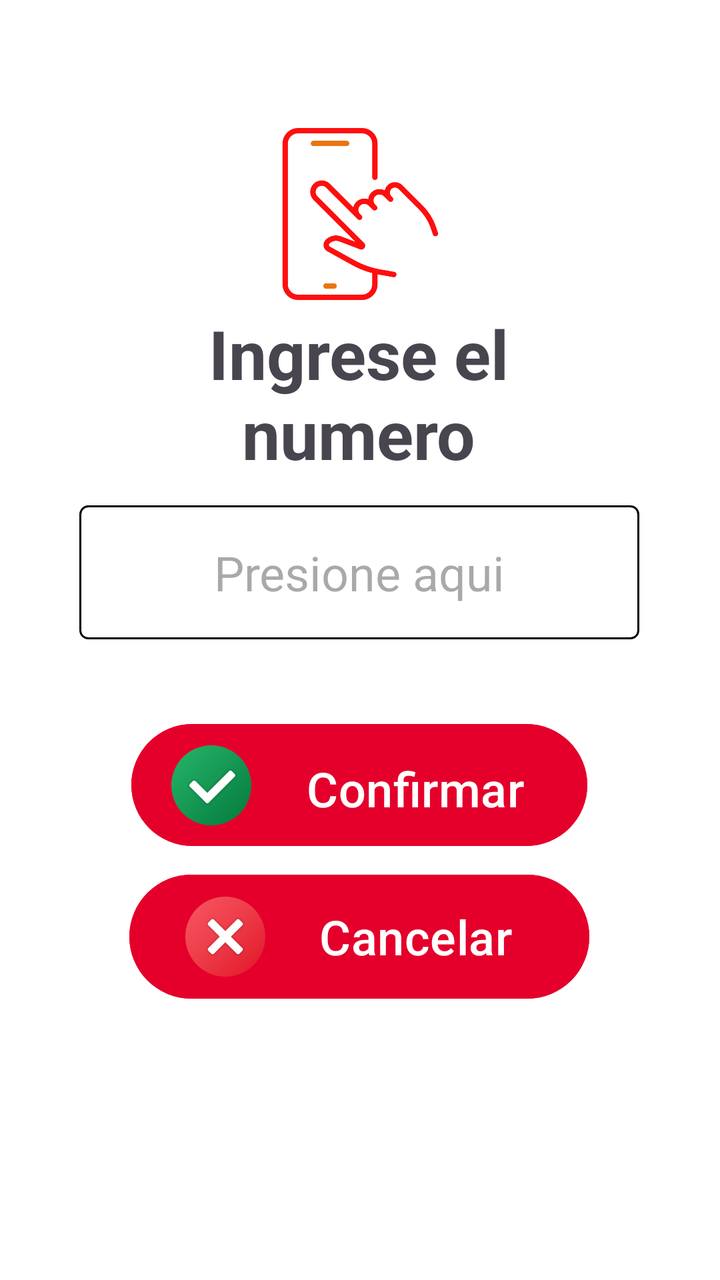
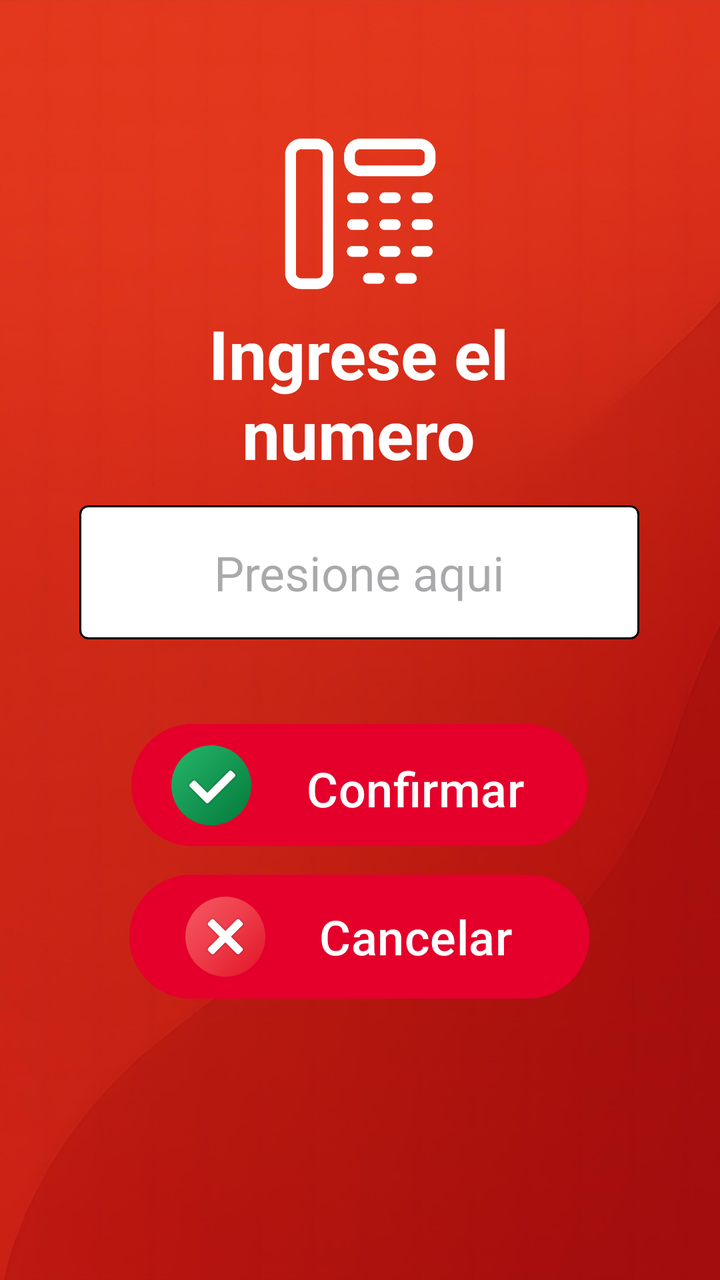

Compare the two renders of this Android layout. The source of the first and the diff that turns it into the second are given below.
<!-- AndroidManifest.xml: application theme Theme.ClaroRecargasApp -->
<!-- res/layout/activity_ingreso_datos_cliente.xml -->
<?xml version="1.0" encoding="utf-8"?>
<androidx.constraintlayout.widget.ConstraintLayout xmlns:android="http://schemas.android.com/apk/res/android"
    xmlns:app="http://schemas.android.com/apk/res-auto"
    xmlns:tools="http://schemas.android.com/tools"
    android:id="@+id/main"
    android:layout_width="match_parent"
    android:layout_height="match_parent"
    android:background="#FFFFFF"
    tools:context=".IngresoDatosCliente">

    <ImageView
        android:id="@+id/imageView"
        android:layout_width="99dp"
        android:layout_height="86dp"
        android:layout_marginTop="64dp"
        app:layout_constraintEnd_toEndOf="parent"
        app:layout_constraintStart_toStartOf="parent"
        app:layout_constraintTop_toTopOf="parent"
        app:srcCompat="@drawable/datostelefonocliente" />

    <TextView
        android:id="@+id/textView"
        android:layout_width="174dp"
        android:layout_height="92dp"
        android:layout_gravity="center"
        android:gravity="center"
        android:text="Ingrese el numero"
        android:textAlignment="center"
        android:textSize="34sp"
        android:textStyle="bold"
        app:layout_constraintBottom_toBottomOf="parent"
        app:layout_constraintEnd_toEndOf="parent"
        app:layout_constraintHorizontal_bias="0.497"
        app:layout_constraintStart_toStartOf="parent"
        app:layout_constraintTop_toTopOf="parent"
        app:layout_constraintVertical_bias="0.275" />

    <EditText
        android:id="@+id/etPhoneNumber"
        android:layout_width="280dp"
        android:layout_height="67dp"
        android:background="@drawable/spinner_border"
        android:ems="10"
        android:hint="Presione aqui"
        android:inputType="phone"
        android:padding="16dp"
        android:textAlignment="center"
        android:textSize="24sp"
        app:layout_constraintBottom_toBottomOf="parent"
        app:layout_constraintEnd_toEndOf="parent"
        app:layout_constraintHorizontal_bias="0.496"
        app:layout_constraintStart_toStartOf="parent"
        app:layout_constraintTop_toTopOf="parent"
        app:layout_constraintVertical_bias="0.441" />

    <Button
        android:id="@+id/btnConfirmar"
        android:layout_width="228dp"
        android:layout_height="69dp"
        android:backgroundTint="#E4002B"
        android:drawableLeft="@drawable/botonconfirmar"
        android:padding="16dp"
        android:text="Confirmar"
        android:textSize="24sp"
        app:layout_constraintBottom_toBottomOf="parent"
        app:layout_constraintEnd_toEndOf="parent"
        app:layout_constraintHorizontal_bias="0.497"
        app:layout_constraintStart_toStartOf="parent"
        app:layout_constraintTop_toTopOf="parent"
        app:layout_constraintVertical_bias="0.627" />

    <Button
        android:id="@+id/btnCancelar"
        android:layout_width="230dp"
        android:layout_height="70dp"
        android:backgroundTint="#E4002B"
        android:drawableLeft="@drawable/btncancelar"
        android:text="Cancelar"
        android:textSize="24sp"
        app:layout_constraintBottom_toBottomOf="parent"
        app:layout_constraintEnd_toEndOf="parent"
        app:layout_constraintHorizontal_bias="0.497"
        app:layout_constraintStart_toStartOf="parent"
        app:layout_constraintTop_toTopOf="parent"
        app:layout_constraintVertical_bias="0.76" />


</androidx.constraintlayout.widget.ConstraintLayout>
<!-- resources referenced by this layout -->
<resources>
  <!-- drawable botonconfirmar (drawable) -->
  <vector xmlns:android="http://schemas.android.com/apk/res/android"
      xmlns:aapt="http://schemas.android.com/aapt"
      android:width="48dp"
      android:height="48dp"
      android:viewportWidth="48"
      android:viewportHeight="48">
    <path
        android:pathData="M44,24c0,11.045 -8.955,20 -20,20S4,35.045 4,24S12.955,4 24,4S44,12.955 44,24z">
      <aapt:attr name="android:fillColor">
        <gradient 
            android:startX="9.858"
            android:startY="9.858"
            android:endX="38.142"
            android:endY="38.142"
            android:type="linear">
          <item android:offset="0" android:color="#FF21AD64"/>
          <item android:offset="1" android:color="#FF088242"/>
        </gradient>
      </aapt:attr>
    </path>
    <path
        android:fillColor="#FF000000"
        android:pathData="M32.172,16.172L22,26.344l-5.172,-5.172c-0.781,-0.781 -2.047,-0.781 -2.828,0l-1.414,1.414c-0.781,0.781 -0.781,2.047 0,2.828l8,8c0.781,0.781 2.047,0.781 2.828,0l13,-13c0.781,-0.781 0.781,-2.047 0,-2.828L35,16.172C34.219,15.391 32.953,15.391 32.172,16.172z"
        android:strokeAlpha="0.05"
        android:fillAlpha="0.05"/>
    <path
        android:fillColor="#FF000000"
        android:pathData="M20.939,33.061l-8,-8c-0.586,-0.586 -0.586,-1.536 0,-2.121l1.414,-1.414c0.586,-0.586 1.536,-0.586 2.121,0L22,27.051l10.525,-10.525c0.586,-0.586 1.536,-0.586 2.121,0l1.414,1.414c0.586,0.586 0.586,1.536 0,2.121l-13,13C22.475,33.646 21.525,33.646 20.939,33.061z"
        android:strokeAlpha="0.07"
        android:fillAlpha="0.07"/>
    <path
        android:pathData="M21.293,32.707l-8,-8c-0.391,-0.391 -0.391,-1.024 0,-1.414l1.414,-1.414c0.391,-0.391 1.024,-0.391 1.414,0L22,27.758l10.879,-10.879c0.391,-0.391 1.024,-0.391 1.414,0l1.414,1.414c0.391,0.391 0.391,1.024 0,1.414l-13,13C22.317,33.098 21.683,33.098 21.293,32.707z"
        android:fillColor="#FFFFFF"/>
  </vector>
  <!-- drawable btncancelar: vector/xml drawable (drawable, 2525 chars, omitted) -->
  <!-- drawable datostelefonocliente: png bitmap (drawable, 17987 bytes) -->
  <!-- drawable spinner_border (drawable) -->
  <?xml version="1.0" encoding="utf-8"?>
  <shape xmlns:android="http://schemas.android.com/apk/res/android">
      <solid android:color="#FFFFFF" /> 
      <stroke
          android:width="1dp"
          android:color="#000000" /> 
      <corners android:radius="4dp"/> 
      <padding
          android:left="4dp"
          android:top="4dp"
          android:right="4dp"
          android:bottom="4dp" />
  </shape>
  <style name="Theme.ClaroRecargasApp" parent="Base.Theme.ClaroRecargasApp">
          
          <item name="android:windowFullscreen">true</item>
      </style>
  <style name="Base.Theme.ClaroRecargasApp" parent="Theme.Material3.DayNight.NoActionBar">
          
          
      </style>
</resources>

<!-- the commit's change to res/layout/activity_ingreso_datos_cliente.xml (unified diff, before → after) -->
@@ -5,8 +5,18 @@
     android:id="@+id/main"
     android:layout_width="match_parent"
     android:layout_height="match_parent"
-    android:background="#FFFFFF"
     tools:context=".IngresoDatosCliente">
+
+    <ImageView
+        android:id="@+id/backgroundImage"
+        android:layout_width="0dp"
+        android:layout_height="0dp"
+        android:scaleType="centerCrop"
+        android:src="@drawable/fondoapp"
+        app:layout_constraintTop_toTopOf="parent"
+        app:layout_constraintBottom_toBottomOf="parent"
+        app:layout_constraintStart_toStartOf="parent"
+        app:layout_constraintEnd_toEndOf="parent" />
 
     <ImageView
         android:id="@+id/imageView"
@@ -16,7 +26,7 @@
         app:layout_constraintEnd_toEndOf="parent"
         app:layout_constraintStart_toStartOf="parent"
         app:layout_constraintTop_toTopOf="parent"
-        app:srcCompat="@drawable/datostelefonocliente" />
+        app:srcCompat="@drawable/icon_numerotelefonico" />
 
     <TextView
         android:id="@+id/textView"
@@ -25,6 +35,7 @@
         android:layout_gravity="center"
         android:gravity="center"
         android:text="Ingrese el numero"
+        android:textColor="#FFFFFF"
         android:textAlignment="center"
         android:textSize="34sp"
         android:textStyle="bold"
<!-- resource entries referenced after the edit -->
@@ -36,7 +36,8 @@
         android:fillColor="#FFFFFF"/>
   </vector>
   <!-- drawable btncancelar: vector/xml drawable (drawable, 2525 chars, omitted) -->
-  <!-- drawable datostelefonocliente: png bitmap (drawable, 17987 bytes) -->
+  <!-- drawable fondoapp: jpg bitmap (drawable, 112541 bytes) -->
+  <!-- drawable icon_numerotelefonico: png bitmap (drawable, 9856 bytes) -->
   <!-- drawable spinner_border (drawable) -->
   <?xml version="1.0" encoding="utf-8"?>
   <shape xmlns:android="http://schemas.android.com/apk/res/android">
